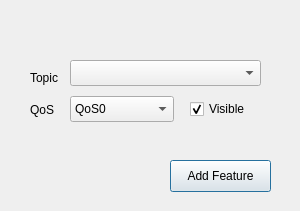
The window that forms/ui_tladdfeature.ui (nzfarmer1/telemetrylayer) describes before a commit, drawn with Qt 5.
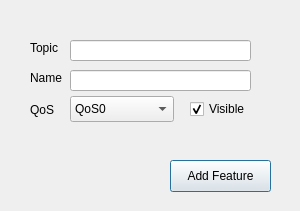
The same window after the commit.

Commit message: Major release - remove topic list from topicmanager; disassociate topicmanager from broker

Diff of the .ui file:
```diff
--- a/forms/ui_tladdfeature.ui
+++ b/forms/ui_tladdfeature.ui
@@ -25,21 +25,11 @@
   <property name="windowTitle">
    <string>Add Feature</string>
   </property>
-  <widget class="QComboBox" name="selectTopic">
-   <property name="geometry">
-    <rect>
-     <x>70</x>
-     <y>60</y>
-     <width>191</width>
-     <height>26</height>
-    </rect>
-   </property>
-  </widget>
-  <widget class="QLabel" name="selectTopicLabel">
+  <widget class="QLabel" name="setTopicLabel">
    <property name="geometry">
     <rect>
      <x>30</x>
-     <y>70</y>
+     <y>40</y>
      <width>41</width>
      <height>16</height>
     </rect>
@@ -127,6 +117,48 @@
     <bool>true</bool>
    </property>
   </widget>
+  <widget class="QLineEdit" name="setTopic">
+   <property name="geometry">
+    <rect>
+     <x>70</x>
+     <y>40</y>
+     <width>181</width>
+     <height>21</height>
+    </rect>
+   </property>
+   <property name="toolTip">
+    <string>&lt;html&gt;&lt;head/&gt;&lt;body&gt;&lt;p&gt;Enter the MQTT Topic pattern - see http://mosquitto.org/man/mqtt-7.html&lt;/p&gt;&lt;/body&gt;&lt;/html&gt;</string>
+   </property>
+  </widget>
+  <widget class="QLineEdit" name="setName">
+   <property name="geometry">
+    <rect>
+     <x>70</x>
+     <y>70</y>
+     <width>181</width>
+     <height>21</height>
+    </rect>
+   </property>
+   <property name="toolTip">
+    <string>&lt;html&gt;&lt;head/&gt;&lt;body&gt;&lt;p&gt;Enter the MQTT Topic pattern - see http://mosquitto.org/man/mqtt-7.html&lt;/p&gt;&lt;/body&gt;&lt;/html&gt;</string>
+   </property>
+  </widget>
+  <widget class="QLabel" name="setNameLabel">
+   <property name="geometry">
+    <rect>
+     <x>30</x>
+     <y>70</y>
+     <width>41</width>
+     <height>16</height>
+    </rect>
+   </property>
+   <property name="toolTip">
+    <string>&lt;html&gt;&lt;head/&gt;&lt;body&gt;&lt;p&gt;Enter the MQTT Topic pattern - see http://mosquitto.org/man/mqtt-7.html&lt;/p&gt;&lt;/body&gt;&lt;/html&gt;</string>
+   </property>
+   <property name="text">
+    <string>Name</string>
+   </property>
+  </widget>
  </widget>
  <resources/>
  <connections/>
```
Left out of the diff: 2 changed lines with no effect on the pictures. The commit also changes 41 other files.
